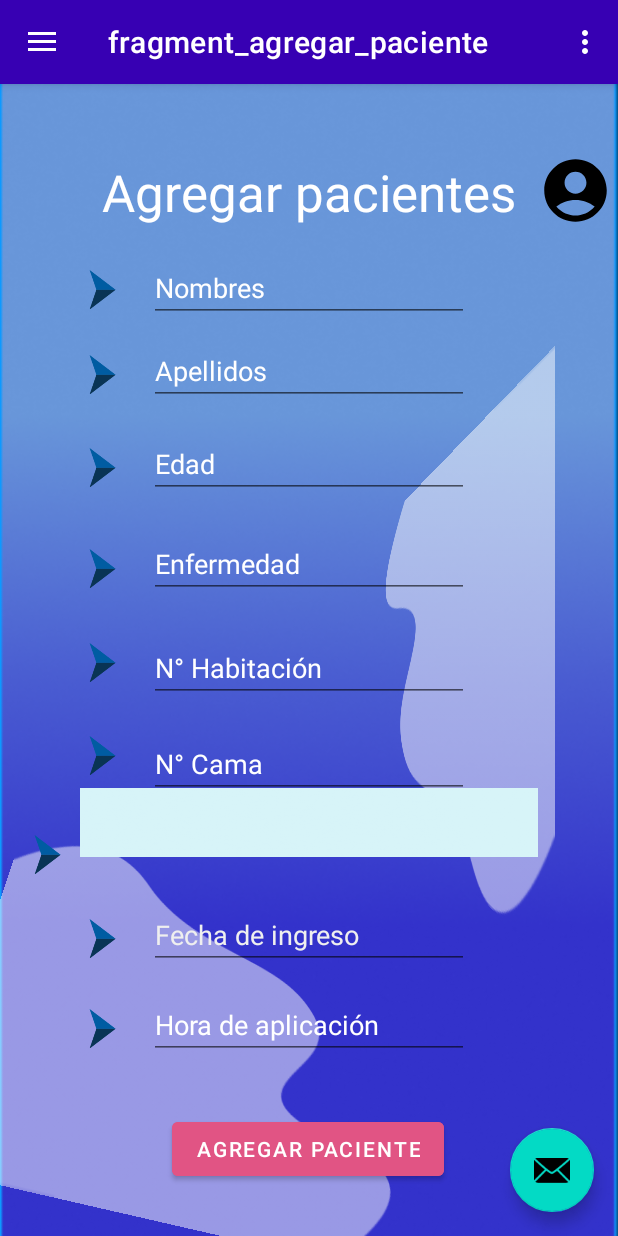
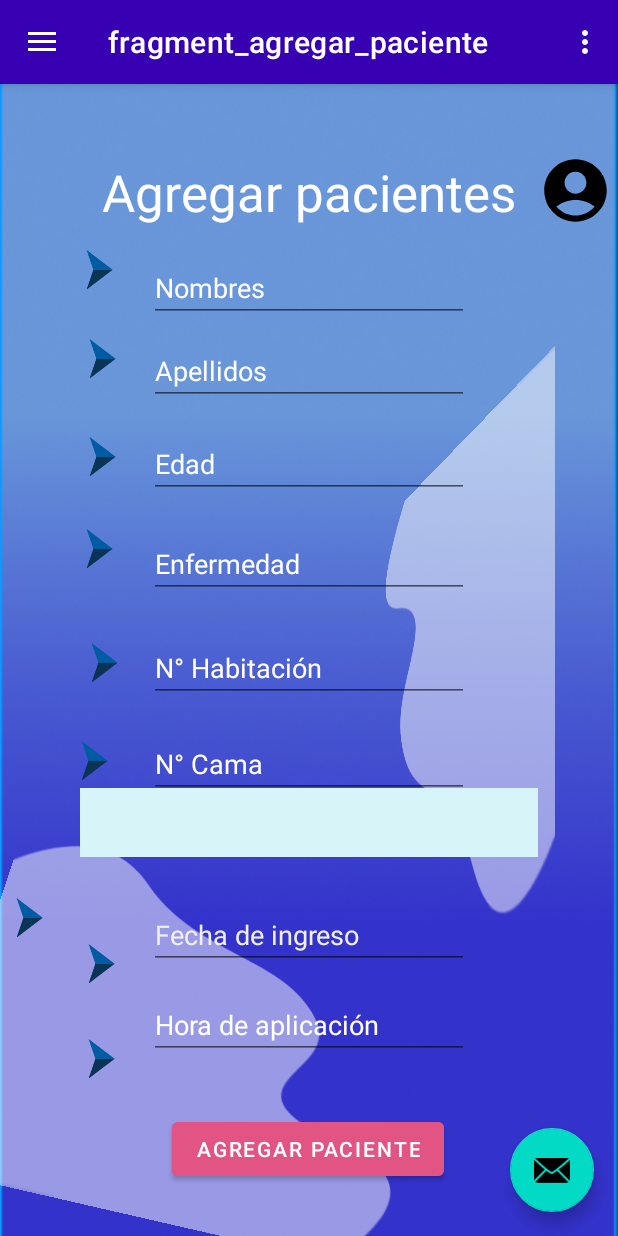
Before and after one commit to Aaron23010705/proyecto_formativo_aaron, an Android app: the agregarPaciente screen opened through its navigation route, on a phone screen of 412 x 824 dp. Run offline under Robolectric (Android 15) with nearby library versions, the phone set to English and light mode, and no system bars; our stand-ins replace navigation-ui; Roboto replaces fonts that are not available here; 2 statements that could not run were skipped.

Commit message:
Avance diseño

```diff
--- a/app/src/main/java/Aaron/Garcia/proyecto_formativo_aaron_2b/MainActivity.kt
+++ b/app/src/main/java/Aaron/Garcia/proyecto_formativo_aaron_2b/MainActivity.kt
@@ -36,9 +36,12 @@ class MainActivity : AppCompatActivity() {
         val navController = findNavController(R.id.nav_host_fragment_content_main)
         // Passing each menu ID as a set of Ids because each
         // menu should be considered as top level destinations.
+        if (intent.getBooleanExtra("ir_a_ver_pacientes", false))
+            navController.navigate(R.id.verPacientes)
+
         appBarConfiguration = AppBarConfiguration(
             setOf(
-                R.id.inicio, R.id.agregarPaciente, R.id.verPacientes
+                R.id.inicio, R.id.agregarPaciente, R.id.verPacientes, R.id.agregarMedicamento
             ), drawerLayout
         )
         setupActionBarWithNavController(navController, appBarConfiguration)
--- a/app/src/main/java/Aaron/Garcia/proyecto_formativo_aaron_2b/detalle_paciente.kt
+++ b/app/src/main/java/Aaron/Garcia/proyecto_formativo_aaron_2b/detalle_paciente.kt
@@ -122,8 +122,9 @@ class detalle_paciente : AppCompatActivity() {
 
 
         btnVolver.setOnClickListener {
-            val volverVer = Intent(this, verPacientes::class.java)
-            startActivity(volverVer)
+val intent = Intent(this, MainActivity::class.java)
+        intent.putExtra("ir_a_ver_pacientes", true)
+            startActivity(intent)
         }
 
 
--- a/app/src/main/res/layout/fragment_agregar_paciente.xml
+++ b/app/src/main/res/layout/fragment_agregar_paciente.xml
@@ -210,69 +210,57 @@
         android:id="@+id/imageView16"
         android:layout_width="27dp"
         android:layout_height="29dp"
-        android:layout_marginStart="53dp"
-        android:layout_marginTop="102dp"
-        android:layout_marginEnd="331dp"
-        android:layout_marginBottom="600dp"
         android:src="@drawable/flecha"
         app:layout_constraintBottom_toBottomOf="parent"
-        app:layout_constraintEnd_toEndOf="parent"
+        app:layout_constraintEnd_toStartOf="@+id/txtNombres"
+        app:layout_constraintHorizontal_bias="0.716"
         app:layout_constraintStart_toStartOf="parent"
-        app:layout_constraintTop_toTopOf="parent" />
+        app:layout_constraintTop_toTopOf="parent"
+        app:layout_constraintVertical_bias="0.145" />
 
     <ImageView
         android:id="@+id/imageView17"
         android:layout_width="27dp"
         android:layout_height="29dp"
-        android:layout_marginStart="53dp"
-        android:layout_marginTop="159dp"
-        android:layout_marginEnd="331dp"
-        android:layout_marginBottom="543dp"
         android:src="@drawable/flecha"
         app:layout_constraintBottom_toBottomOf="parent"
         app:layout_constraintEnd_toEndOf="parent"
+        app:layout_constraintHorizontal_bias="0.138"
         app:layout_constraintStart_toStartOf="parent"
-        app:layout_constraintTop_toTopOf="parent" />
+        app:layout_constraintTop_toTopOf="parent"
+        app:layout_constraintVertical_bias="0.226" />
 
     <ImageView
         android:id="@+id/imageView18"
         android:layout_width="27dp"
         android:layout_height="29dp"
-        android:layout_marginStart="53dp"
-        android:layout_marginTop="221dp"
-        android:layout_marginEnd="331dp"
-        android:layout_marginBottom="482dp"
         android:src="@drawable/flecha"
         app:layout_constraintBottom_toBottomOf="parent"
         app:layout_constraintEnd_toEndOf="parent"
+        app:layout_constraintHorizontal_bias="0.138"
         app:layout_constraintStart_toStartOf="parent"
-        app:layout_constraintTop_toTopOf="parent" />
+        app:layout_constraintTop_toTopOf="parent"
+        app:layout_constraintVertical_bias="0.314" />
 
     <ImageView
         android:id="@+id/imageView19"
         android:layout_width="27dp"
         android:layout_height="29dp"
-        android:layout_marginStart="53dp"
-        android:layout_marginTop="288dp"
-        android:layout_marginEnd="331dp"
-        android:layout_marginBottom="414dp"
         android:src="@drawable/flecha"
         app:layout_constraintBottom_toBottomOf="parent"
-        app:layout_constraintEnd_toEndOf="parent"
+        app:layout_constraintEnd_toStartOf="@+id/txtEnfermedad"
+        app:layout_constraintHorizontal_bias="0.716"
         app:layout_constraintStart_toStartOf="parent"
-        app:layout_constraintTop_toTopOf="parent" />
+        app:layout_constraintTop_toTopOf="parent"
+        app:layout_constraintVertical_bias="0.397" />
 
     <ImageView
         android:id="@+id/imageView20"
         android:layout_width="27dp"
         android:layout_height="29dp"
-        android:layout_marginStart="53dp"
-        android:layout_marginTop="351dp"
-        android:layout_marginEnd="331dp"
-        android:layout_marginBottom="351dp"
         android:src="@drawable/flecha"
         app:layout_constraintBottom_toBottomOf="parent"
-        app:layout_constraintEnd_toEndOf="parent"
+        app:layout_constraintEnd_toStartOf="@+id/imageView11"
         app:layout_constraintStart_toStartOf="parent"
         app:layout_constraintTop_toTopOf="parent" />
 
@@ -280,57 +268,50 @@
         android:id="@+id/imageView21"
         android:layout_width="27dp"
         android:layout_height="29dp"
-        android:layout_marginStart="53dp"
-        android:layout_marginTop="413dp"
-        android:layout_marginEnd="331dp"
-        android:layout_marginBottom="289dp"
+        android:layout_marginStart="24dp"
         android:src="@drawable/flecha"
         app:layout_constraintBottom_toBottomOf="parent"
-        app:layout_constraintEnd_toEndOf="parent"
+        app:layout_constraintEnd_toStartOf="@+id/txtNCama"
         app:layout_constraintStart_toStartOf="parent"
-        app:layout_constraintTop_toTopOf="parent" />
+        app:layout_constraintTop_toTopOf="parent"
+        app:layout_constraintVertical_bias="0.588" />
 
     <ImageView
         android:id="@+id/imageView22"
         android:layout_width="27dp"
         android:layout_height="29dp"
-        android:layout_marginStart="16dp"
-        android:layout_marginTop="479dp"
-        android:layout_marginEnd="368dp"
-        android:layout_marginBottom="223dp"
+        android:layout_marginStart="4dp"
         android:src="@drawable/flecha"
         app:layout_constraintBottom_toBottomOf="parent"
-        app:layout_constraintEnd_toEndOf="parent"
+        app:layout_constraintEnd_toEndOf="@+id/spMedicamentos"
+        app:layout_constraintHorizontal_bias="0.003"
         app:layout_constraintStart_toStartOf="parent"
-        app:layout_constraintTop_toTopOf="parent" />
+        app:layout_constraintTop_toTopOf="parent"
+        app:layout_constraintVertical_bias="0.73" />
 
     <ImageView
         android:id="@+id/imageView23"
         android:layout_width="27dp"
         android:layout_height="29dp"
-        android:layout_marginStart="53dp"
-        android:layout_marginTop="535dp"
-        android:layout_marginEnd="331dp"
-        android:layout_marginBottom="167dp"
         android:src="@drawable/flecha"
         app:layout_constraintBottom_toBottomOf="parent"
-        app:layout_constraintEnd_toEndOf="parent"
+        app:layout_constraintEnd_toStartOf="@+id/txtFechaIngreso"
+        app:layout_constraintHorizontal_bias="0.729"
         app:layout_constraintStart_toStartOf="parent"
-        app:layout_constraintTop_toTopOf="parent" />
+        app:layout_constraintTop_toTopOf="parent"
+        app:layout_constraintVertical_bias="0.772" />
 
     <ImageView
         android:id="@+id/imageView24"
         android:layout_width="27dp"
         android:layout_height="29dp"
-        android:layout_marginStart="53dp"
-        android:layout_marginTop="595dp"
-        android:layout_marginEnd="331dp"
-        android:layout_marginBottom="107dp"
         android:src="@drawable/flecha"
         app:layout_constraintBottom_toBottomOf="parent"
-        app:layout_constraintEnd_toEndOf="parent"
+        app:layout_constraintEnd_toStartOf="@+id/txtHoraMed"
+        app:layout_constraintHorizontal_bias="0.729"
         app:layout_constraintStart_toStartOf="parent"
-        app:layout_constraintTop_toTopOf="parent" />
+        app:layout_constraintTop_toTopOf="parent"
+        app:layout_constraintVertical_bias="0.857" />
 
     <ImageView
         android:id="@+id/imageView25"
```
Also changed, not shown: app/src/main/res/layout/activity_detalle_paciente.xml (+41 -57 lines), app/src/main/res/layout/fragment_inicio.xml (+12 -14 lines), app/src/main/res/drawable/bloom.jpg (added).
